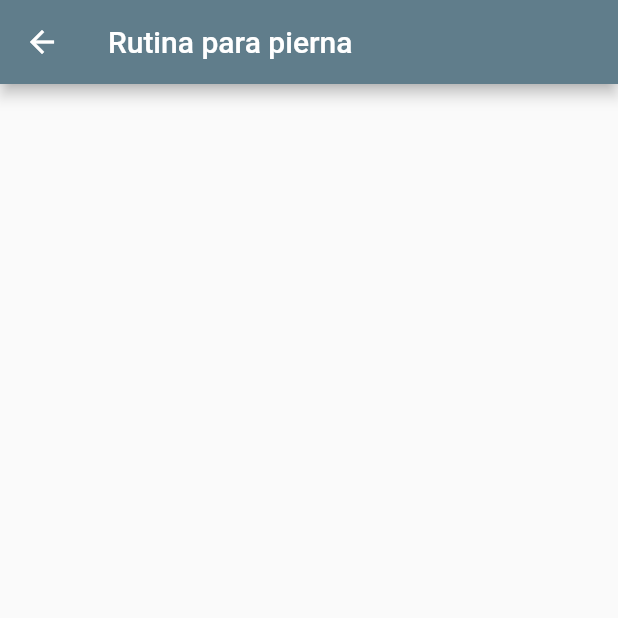
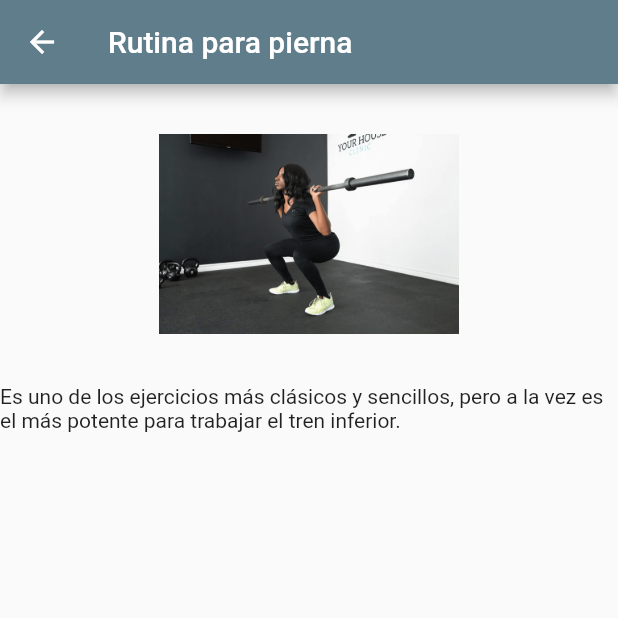
Before and after one commit to AngelesMorales513/fitness, a Flutter app: the Pierna screen opened directly, on a phone screen of 412 x 824 dp, the top half of it. Run offline on Flutter 3.47's test engine with Material 2 defaults, Android fonts, the phone set to English and light mode, and no system bars.

Commit message:
tercer commit
descripcion ejercicio para pierna

```diff
--- a/lib/screens/pierna_screen.dart
+++ b/lib/screens/pierna_screen.dart
@@ -9,9 +9,15 @@ class Pierna extends StatelessWidget {
       body: SingleChildScrollView(
         child: Stack(
           children: [
-            Column(
-              children: [],
-            )
+            Column(children: [
+              Image.asset(
+                "images/pierna.png",
+                width: 200,
+                height: 200,
+              ),
+              Text(
+                  "Es uno de los ejercicios más clásicos y sencillos, pero a la vez es el más potente para trabajar el tren inferior.")
+            ])
           ],
         ),
       ),
--- a/pubspec.yaml
+++ b/pubspec.yaml
@@ -45,8 +45,8 @@ flutter:
   uses-material-design: true
 
   # To add assets to your application, add an assets section, like this:
-  # assets:
-  #   - images/a_dot_burr.jpeg
+  assets:
+    - images/
   #   - images/a_dot_ham.jpeg
 
   # An image asset can refer to one or more resolution-specific "variants", see
```
Also changed, not shown: images/pierna.png (added).
